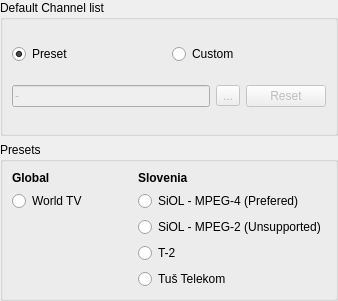
Qt form src/ui/settings/SettingsPlaylist.ui (ntadej/tano) before a commit.
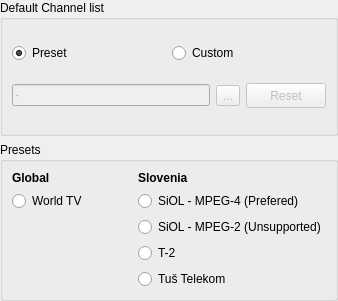
The same form after that commit. Icons and pictures are not drawn.

Commit message:
New icon theme
Tano uses new icon theme by Matthieu James.

Patch:
```diff
--- a/src/ui/settings/SettingsPlaylist.ui
+++ b/src/ui/settings/SettingsPlaylist.ui
@@ -64,12 +64,24 @@
           <property name="enabled">
            <bool>false</bool>
           </property>
+          <property name="maximumSize">
+           <size>
+            <width>16777215</width>
+            <height>25</height>
+           </size>
+          </property>
           <property name="text">
            <string>Reset</string>
           </property>
           <property name="icon">
            <iconset resource="../../../data/icons.qrc">
-            <normaloff>:/icons/32x32/reload.png</normaloff>:/icons/32x32/reload.png</iconset>
+            <normaloff>:/icons/24x24/refresh.png</normaloff>:/icons/24x24/refresh.png</iconset>
+          </property>
+          <property name="iconSize">
+           <size>
+            <width>24</width>
+            <height>24</height>
+           </size>
           </property>
          </widget>
         </item>
```
Left out of the diff: 2 changed lines with no effect on the pictures. The commit also changes 139 other files.
